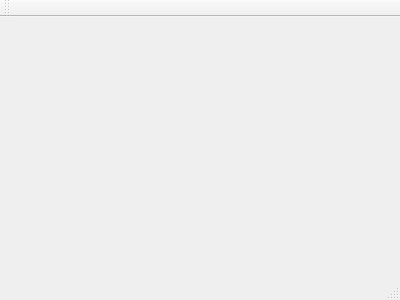
whtqh/cryptarithmetic, file CryptPuzzleGame/mainwindow.ui: the form before one commit.
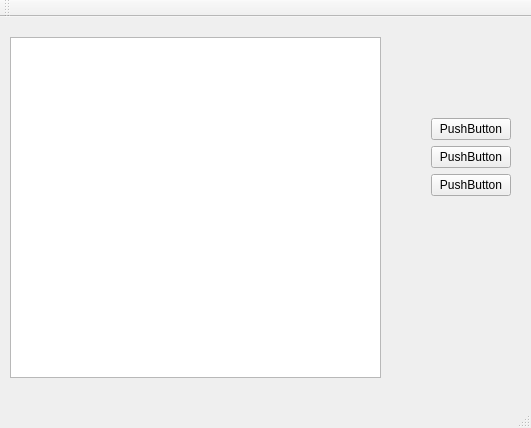
The form after the commit.

What changed in the file:
```diff
--- a/CryptPuzzleGame/mainwindow.ui
+++ b/CryptPuzzleGame/mainwindow.ui
@@ -1,24 +1,97 @@
 <ui version="4.0">
  <class>MainWindow</class>
- <widget class="QMainWindow" name="MainWindow" >
-  <property name="geometry" >
+ <widget class="QMainWindow" name="MainWindow">
+  <property name="geometry">
    <rect>
     <x>0</x>
     <y>0</y>
-    <width>400</width>
-    <height>300</height>
+    <width>531</width>
+    <height>428</height>
    </rect>
   </property>
   <property name="windowTitle" >
    <string>MainWindow</string>
   </property>
-  <widget class="QMenuBar" name="menuBar" />
-  <widget class="QToolBar" name="mainToolBar" />
-  <widget class="QWidget" name="centralWidget" />
-  <widget class="QStatusBar" name="statusBar" />
+  <widget class="QWidget" name="centralWidget">
+   <widget class="QGraphicsView" name="graphicsView">
+    <property name="geometry">
+     <rect>
+      <x>10</x>
+      <y>20</y>
+      <width>371</width>
+      <height>341</height>
+     </rect>
+    </property>
+    <property name="styleSheet">
+     <string notr="true">border-color: rgb(36, 36, 36);
+gridline-color: rgb(217, 217, 217);</string>
+    </property>
+    <property name="dragMode">
+     <enum>QGraphicsView::ScrollHandDrag</enum>
+    </property>
+   </widget>
+   <widget class="QWidget" name="">
+    <property name="geometry">
+     <rect>
+      <x>420</x>
+      <y>90</y>
+      <width>102</width>
+      <height>100</height>
+     </rect>
+    </property>
+    <layout class="QFormLayout" name="formLayout">
+     <item row="0" column="0">
+      <widget class="QPushButton" name="Button0">
+       <property name="text">
+        <string>PushButton</string>
+       </property>
+      </widget>
+     </item>
+     <item row="1" column="0">
+      <widget class="QPushButton" name="Button1">
+       <property name="text">
+        <string>PushButton</string>
+       </property>
+      </widget>
+     </item>
+     <item row="2" column="0">
+      <widget class="QPushButton" name="Button2">
+       <property name="text">
+        <string>PushButton</string>
+       </property>
+      </widget>
+     </item>
+    </layout>
+   </widget>
+   <zorder>Button0</zorder>
+   <zorder>Button1</zorder>
+   <zorder>Button2</zorder>
+   <zorder>Button2</zorder>
+   <zorder>Button1</zorder>
+   <zorder>Button0</zorder>
+   <zorder>graphicsView</zorder>
+  </widget>
+  <widget class="QMenuBar" name="menuBar">
+   <property name="geometry">
+    <rect>
+     <x>0</x>
+     <y>0</y>
+     <width>531</width>
+     <height>26</height>
+    </rect>
+   </property>
+  </widget>
+  <widget class="QToolBar" name="mainToolBar">
+   <attribute name="toolBarArea">
+    <enum>TopToolBarArea</enum>
+   </attribute>
+   <attribute name="toolBarBreak">
+    <bool>false</bool>
+   </attribute>
+  </widget>
+  <widget class="QStatusBar" name="statusBar"/>
  </widget>
- <layoutDefault spacing="6" margin="11" />
- <pixmapfunction></pixmapfunction>
+ <layoutdefault spacing="6" margin="11"/>
  <resources/>
  <connections/>
 </ui>
```
Left out of the diff: 3 changed lines with no effect on the pictures.
